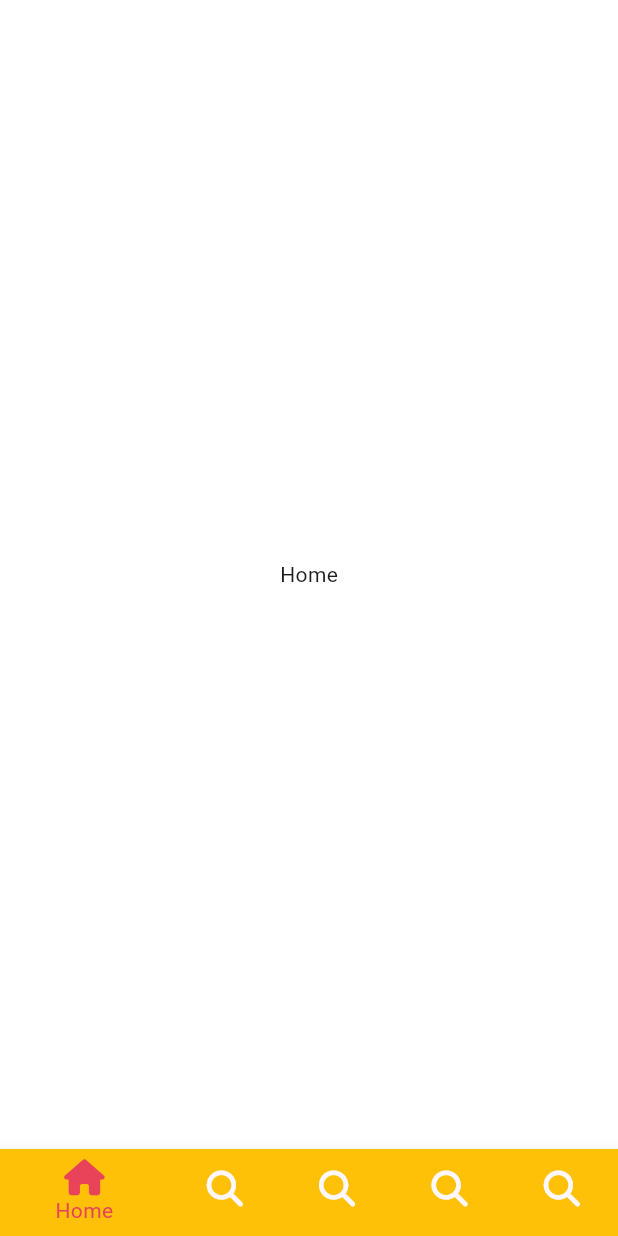
After one commit to jon890/tiktok_clone, a Flutter app: the screen it shows after launch, on a phone screen of 412 x 824 dp. The commit adds this screen. Run offline on Flutter 3.47's test engine with Material 2 defaults, Android fonts, the phone set to English and light mode, and no system bars; our stand-ins replace font_awesome_flutter.

Commit message:
:lipstick: Bottom navigation bar test

```diff
--- a/lib/features/authentication/birthday_screen.dart
+++ b/lib/features/authentication/birthday_screen.dart
@@ -44,8 +44,9 @@ class _BirthdayScreenState extends State<BirthdayScreen> {
   }
 
   void _onNextTap() {
-    Navigator.of(context)
-        .push(MaterialPageRoute(builder: (context) => const InterestsScreen()));
+    Navigator.of(context).pushAndRemoveUntil(
+        MaterialPageRoute(builder: (context) => const InterestsScreen()),
+        (route) => false);
   }
 
   @override
--- /dev/null
+++ b/lib/features/main_navigation/main_navigation_screen.dart
@@ -0,0 +1,63 @@
+import 'package:flutter/material.dart';
+import 'package:font_awesome_flutter/font_awesome_flutter.dart';
+
+class MainNavigationScreen extends StatefulWidget {
+  const MainNavigationScreen({super.key});
+
+  @override
+  State<MainNavigationScreen> createState() => _MainNavigationScreenState();
+}
+
+class _MainNavigationScreenState extends State<MainNavigationScreen> {
+  int _selectedIndex = 0;
+
+  final screens = [
+    Center(child: Text('Home')),
+    Center(child: Text('Search')),
+    Center(child: Text('Search')),
+    Center(child: Text('Search')),
+    Center(child: Text('Search'))
+  ];
+
+  void _onTap(int index) {
+    setState(() {
+      _selectedIndex = index;
+    });
+  }
+
+  @override
+  Widget build(BuildContext context) {
+    return Scaffold(
+      body: screens[_selectedIndex],
+      bottomNavigationBar: BottomNavigationBar(
+        type: BottomNavigationBarType.shifting,
+        onTap: _onTap,
+        currentIndex: _selectedIndex,
+        selectedItemColor: Theme.of(context).primaryColor,
+        items: const [
+          BottomNavigationBarItem(
+              icon: FaIcon(FontAwesomeIcons.house),
+              label: "Home",
+              tooltip: "What are you?",
+              backgroundColor: Colors.amber),
+          BottomNavigationBarItem(
+              icon: FaIcon(FontAwesomeIcons.magnifyingGlass),
+              label: "Search",
+              tooltip: "What are you?"),
+          BottomNavigationBarItem(
+              icon: FaIcon(FontAwesomeIcons.magnifyingGlass),
+              label: "Search",
+              tooltip: "What are you?"),
+          BottomNavigationBarItem(
+              icon: FaIcon(FontAwesomeIcons.magnifyingGlass),
+              label: "Search",
+              tooltip: "What are you?"),
+          BottomNavigationBarItem(
+              icon: FaIcon(FontAwesomeIcons.magnifyingGlass),
+              label: "Search",
+              tooltip: "What are you?")
+        ],
+      ),
+    );
+  }
+}
--- a/lib/main.dart
+++ b/lib/main.dart
@@ -1,5 +1,5 @@
 import 'package:flutter/material.dart';
-import 'package:tiktok_clone/features/authentication/sign_up_screen.dart';
+import 'package:tiktok_clone/features/main_navigation/main_navigation_screen.dart';
 
 import 'constants/sizes.dart';
 
@@ -26,6 +26,6 @@ class TikTokApp extends StatelessWidget {
                     color: Colors.black,
                     fontSize: Sizes.size16 + Sizes.size2,
                     fontWeight: FontWeight.w600))),
-        home: const SignUpScreen());
+        home: const MainNavigationScreen());
   }
 }
```
Also changed, not shown: lib/features/authentication/login_form_screen.dart (+7 -2 lines), lib/features/onboarding/tutorial_screen.dart (+10 -1 lines).
